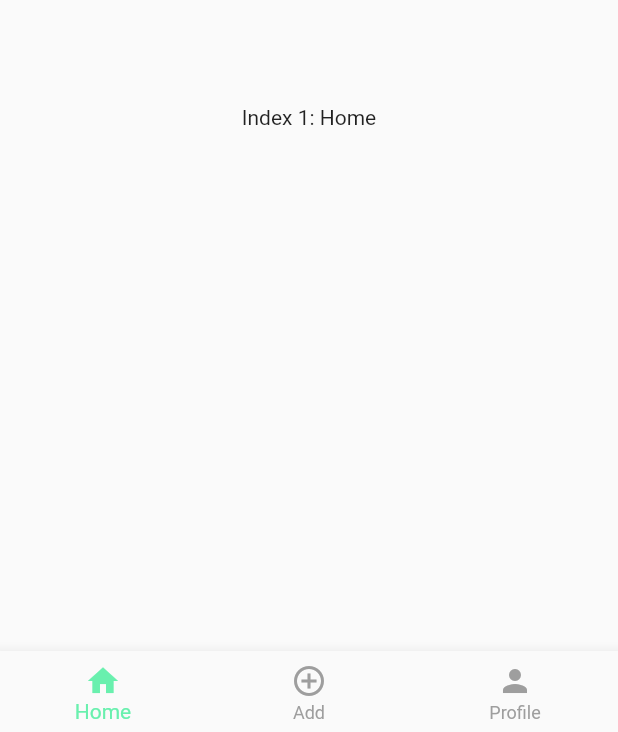
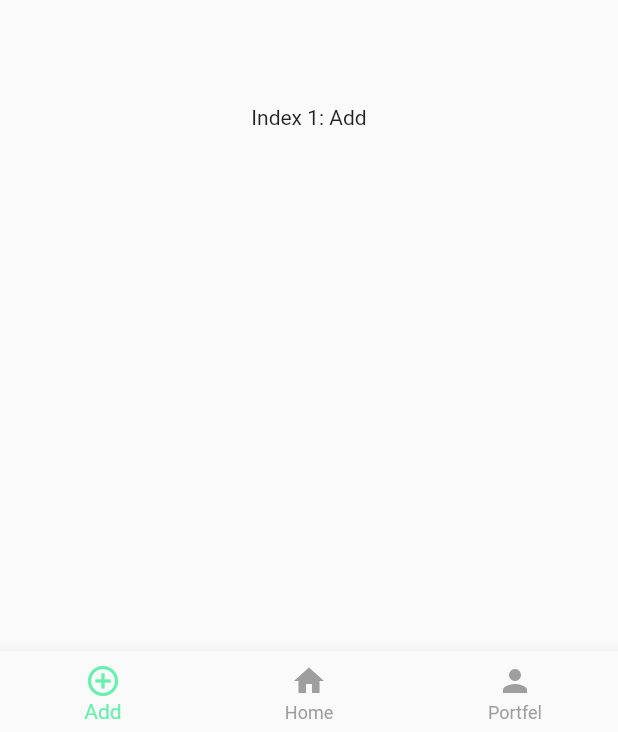
Before and after one commit to Medeu-z/LoFo_SDU, a Flutter app: the HomeWidget screen opened by its route, on a phone screen of 412 x 824 dp. Shown: the part 501-1233 px from the top of the screen. Run offline on Flutter 3.47's test engine with Material 2 defaults, Android fonts, the light colour scheme and no system bars; our stand-ins replace google_fonts, intro_slider.

Commit message:
Revert "deleting unnecessary files and btn nav view update"

```diff
--- a/lib/home.dart
+++ b/lib/home.dart
@@ -12,9 +12,9 @@ class _HomeWidgetState extends State<HomeWidget> {
   static const textStyle = TextStyle(color: Colors.grey);
   int _selectedIndex = 0;
   static const List<Widget> _widgetOptions = <Widget>[
-    Text('Index 1: Home',),
-    Text('Index 2: Add',),
-    Text('Index 3: Profile',),
+    Text('Index 1: Add',),
+    Text('Index 2: Home',),
+    Text('Index 3: Portfel',),
   ];
 
   void _onItemTapped(int index) {
@@ -39,16 +39,16 @@ class _HomeWidgetState extends State<HomeWidget> {
       bottomNavigationBar: BottomNavigationBar(
         items: const <BottomNavigationBarItem>[
           BottomNavigationBarItem(
+            icon: Icon(Icons.add_circle_outline),
+            label: 'Add',
+          ),
+          BottomNavigationBarItem(
             icon: Icon(Icons.home),
             label: 'Home',
           ),
           BottomNavigationBarItem(
-            icon: Icon(Icons.add_circle_outline),
-            label: 'Add',
-          ),
-          BottomNavigationBarItem(
             icon: Icon(Icons.person),
-            label: 'Profile',
+            label: 'Portfel',
           ),
         ],
         currentIndex: _selectedIndex,
--- /dev/null
+++ b/main.dart
@@ -0,0 +1,3 @@
+void main() {
+
+}
```
Also changed, not shown: 1 other file.
